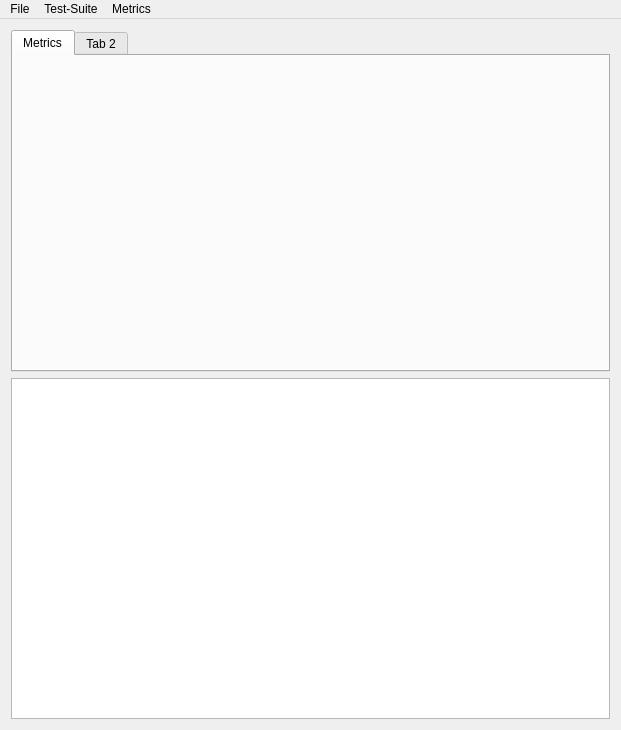
This is src/gui/CMainWindow.ui in sed-szeged/tam as Qt 5 draws it before an edit. The edited form follows.
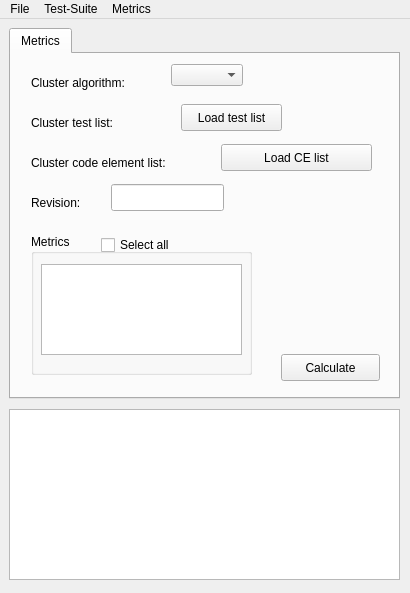
This is the edited form.

Commit message: Added ui components for metrics calculations.

```diff
--- a/src/gui/CMainWindow.ui
+++ b/src/gui/CMainWindow.ui
@@ -6,8 +6,8 @@
    <rect>
     <x>0</x>
     <y>0</y>
-    <width>621</width>
-    <height>730</height>
+    <width>410</width>
+    <height>593</height>
    </rect>
   </property>
   <property name="sizePolicy">
@@ -20,38 +20,221 @@
    <string>Test-suite Analysis and Manipulation</string>
   </property>
   <widget class="QWidget" name="centralWidget">
-   <layout class="QGridLayout" name="gridLayout">
-    <item row="0" column="0">
-     <widget class="QTabWidget" name="tabWidget">
+   <property name="sizePolicy">
+    <sizepolicy hsizetype="Fixed" vsizetype="Fixed">
+     <horstretch>0</horstretch>
+     <verstretch>0</verstretch>
+    </sizepolicy>
+   </property>
+   <widget class="QTabWidget" name="tabWidget">
+    <property name="enabled">
+     <bool>true</bool>
+    </property>
+    <property name="geometry">
+     <rect>
+      <x>9</x>
+      <y>9</y>
+      <width>391</width>
+      <height>371</height>
+     </rect>
+    </property>
+    <property name="sizePolicy">
+     <sizepolicy hsizetype="Expanding" vsizetype="Expanding">
+      <horstretch>0</horstretch>
+      <verstretch>0</verstretch>
+     </sizepolicy>
+    </property>
+    <property name="currentIndex">
+     <number>0</number>
+    </property>
+    <widget class="QWidget" name="metrics">
+     <attribute name="title">
+      <string>Metrics</string>
+     </attribute>
+     <widget class="QComboBox" name="comboBoxClusterPlugins">
+      <property name="geometry">
+       <rect>
+        <x>160</x>
+        <y>10</y>
+        <width>111</width>
+        <height>27</height>
+       </rect>
+      </property>
+      <property name="sizeAdjustPolicy">
+       <enum>QComboBox::AdjustToContents</enum>
+      </property>
+     </widget>
+     <widget class="QLabel" name="label">
+      <property name="geometry">
+       <rect>
+        <x>20</x>
+        <y>20</y>
+        <width>131</width>
+        <height>17</height>
+       </rect>
+      </property>
+      <property name="text">
+       <string>Cluster algorithm:</string>
+      </property>
+     </widget>
+     <widget class="QPushButton" name="buttonClusterTestList">
       <property name="enabled">
        <bool>true</bool>
       </property>
-      <property name="currentIndex">
-       <number>0</number>
+      <property name="geometry">
+       <rect>
+        <x>170</x>
+        <y>50</y>
+        <width>101</width>
+        <height>27</height>
+       </rect>
       </property>
-      <widget class="QWidget" name="metrics">
-       <attribute name="title">
-        <string>Metrics</string>
-       </attribute>
+      <property name="text">
+       <string>Load test list</string>
+      </property>
+     </widget>
+     <widget class="QLabel" name="label_2">
+      <property name="geometry">
+       <rect>
+        <x>20</x>
+        <y>60</y>
+        <width>111</width>
+        <height>17</height>
+       </rect>
+      </property>
+      <property name="text">
+       <string>Cluster test list:</string>
+      </property>
+     </widget>
+     <widget class="QLabel" name="label_4">
+      <property name="geometry">
+       <rect>
+        <x>20</x>
+        <y>140</y>
+        <width>67</width>
+        <height>17</height>
+       </rect>
+      </property>
+      <property name="text">
+       <string>Revision:</string>
+      </property>
+     </widget>
+     <widget class="QLabel" name="label_5">
+      <property name="geometry">
+       <rect>
+        <x>20</x>
+        <y>100</y>
+        <width>181</width>
+        <height>17</height>
+       </rect>
+      </property>
+      <property name="text">
+       <string>Cluster code element list:</string>
+      </property>
+     </widget>
+     <widget class="QPushButton" name="buttonClusterCEList">
+      <property name="geometry">
+       <rect>
+        <x>210</x>
+        <y>90</y>
+        <width>151</width>
+        <height>27</height>
+       </rect>
+      </property>
+      <property name="text">
+       <string>Load CE list</string>
+      </property>
+     </widget>
+     <widget class="QGroupBox" name="groupBox">
+      <property name="geometry">
+       <rect>
+        <x>20</x>
+        <y>180</y>
+        <width>221</width>
+        <height>141</height>
+       </rect>
+      </property>
+      <property name="title">
+       <string>Metrics</string>
+      </property>
+      <widget class="QListView" name="listViewMetrics">
+       <property name="geometry">
+        <rect>
+         <x>10</x>
+         <y>30</y>
+         <width>201</width>
+         <height>91</height>
+        </rect>
+       </property>
+       <property name="horizontalScrollBarPolicy">
+        <enum>Qt::ScrollBarAlwaysOff</enum>
+       </property>
+       <property name="sizeAdjustPolicy">
+        <enum>QAbstractScrollArea::AdjustToContents</enum>
+       </property>
       </widget>
-      <widget class="QWidget" name="tab_2">
-       <attribute name="title">
-        <string>Tab 2</string>
-       </attribute>
+      <widget class="QCheckBox" name="checkBoxSelectAll">
+       <property name="geometry">
+        <rect>
+         <x>70</x>
+         <y>0</y>
+         <width>97</width>
+         <height>22</height>
+        </rect>
+       </property>
+       <property name="text">
+        <string>Select all</string>
+       </property>
       </widget>
      </widget>
-    </item>
-    <item row="1" column="0">
-     <widget class="QTextBrowser" name="textBrowserOutput"/>
-    </item>
-   </layout>
+     <widget class="QPushButton" name="buttonCalculate">
+      <property name="geometry">
+       <rect>
+        <x>270</x>
+        <y>300</y>
+        <width>99</width>
+        <height>27</height>
+       </rect>
+      </property>
+      <property name="text">
+       <string>Calculate</string>
+      </property>
+     </widget>
+     <widget class="QLineEdit" name="lineEdit">
+      <property name="geometry">
+       <rect>
+        <x>100</x>
+        <y>130</y>
+        <width>113</width>
+        <height>27</height>
+       </rect>
+      </property>
+     </widget>
+    </widget>
+   </widget>
+   <widget class="QTextBrowser" name="textBrowserOutput">
+    <property name="geometry">
+     <rect>
+      <x>9</x>
+      <y>390</y>
+      <width>391</width>
+      <height>171</height>
+     </rect>
+    </property>
+    <property name="sizePolicy">
+     <sizepolicy hsizetype="Expanding" vsizetype="Expanding">
+      <horstretch>0</horstretch>
+      <verstretch>0</verstretch>
+     </sizepolicy>
+    </property>
+   </widget>
   </widget>
   <widget class="QMenuBar" name="menuBar">
    <property name="geometry">
     <rect>
      <x>0</x>
      <y>0</y>
-     <width>621</width>
+     <width>410</width>
      <height>25</height>
     </rect>
    </property>
```
Left out of the diff: 6 changed lines with no effect on the pictures. The commit also changes 3 other files.
